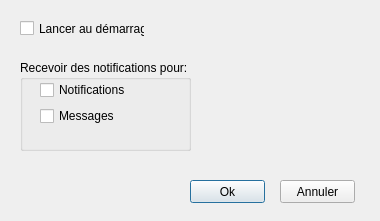
This is app/gui/preferences.ui in Nokitoo/Nautiljon-Notifier as Qt 5 draws it before an edit. The edited form follows.
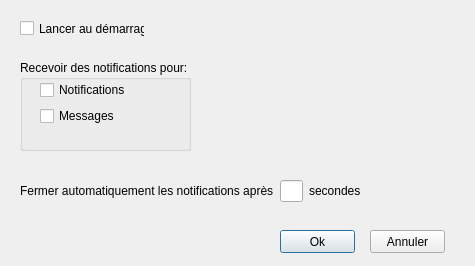
This is the edited form.

Commit message: Can modify notifications automatic close time

What changed in the file:
```diff
--- a/app/gui/preferences.ui
+++ b/app/gui/preferences.ui
@@ -6,8 +6,8 @@
    <rect>
     <x>0</x>
     <y>0</y>
-    <width>380</width>
-    <height>221</height>
+    <width>475</width>
+    <height>266</height>
    </rect>
   </property>
   <property name="windowTitle">
@@ -16,8 +16,8 @@
   <widget class="QPushButton" name="okButton">
    <property name="geometry">
     <rect>
-     <x>190</x>
-     <y>180</y>
+     <x>280</x>
+     <y>230</y>
      <width>75</width>
      <height>23</height>
     </rect>
@@ -29,8 +29,8 @@
   <widget class="QPushButton" name="cancelButton">
    <property name="geometry">
     <rect>
-     <x>280</x>
-     <y>180</y>
+     <x>370</x>
+     <y>230</y>
      <width>75</width>
      <height>23</height>
     </rect>
@@ -91,6 +91,35 @@
     <string>Lancer au démarrage</string>
    </property>
   </widget>
+  <widget class="QWidget" name="horizontalLayoutWidget">
+   <property name="geometry">
+    <rect>
+     <x>20</x>
+     <y>180</y>
+     <width>341</width>
+     <height>22</height>
+    </rect>
+   </property>
+   <layout class="QHBoxLayout" name="horizontalLayout">
+    <item>
+     <widget class="QLabel" name="label">
+      <property name="text">
+       <string>Fermer automatiquement les notifications après</string>
+      </property>
+     </widget>
+    </item>
+    <item>
+     <widget class="QLineEdit" name="notificationsCloseSeconds"/>
+    </item>
+    <item>
+     <widget class="QLabel" name="label_2">
+      <property name="text">
+       <string>secondes</string>
+      </property>
+     </widget>
+    </item>
+   </layout>
+  </widget>
  </widget>
  <resources/>
  <connections>
```
The commit also changes 6 other files.
